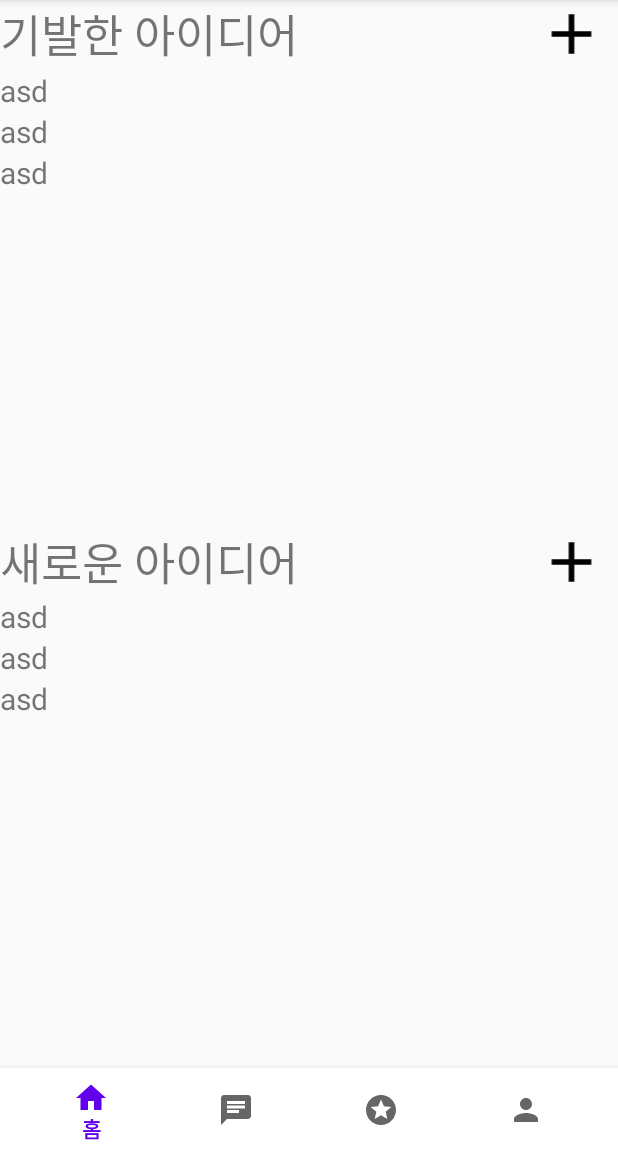
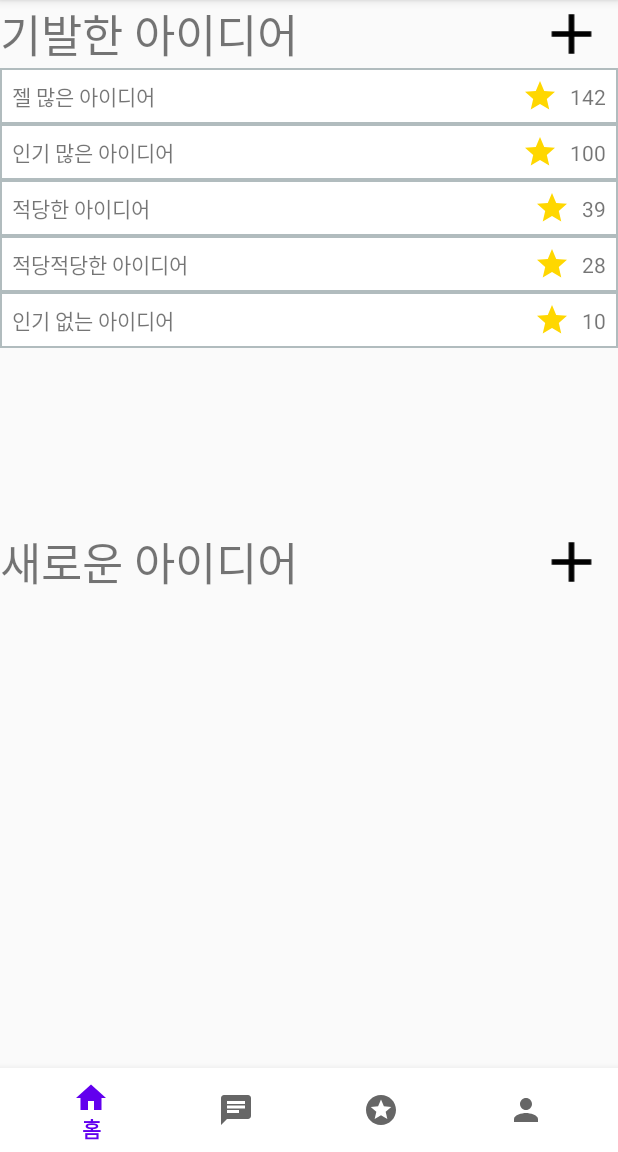
Before and after one commit to tmsgod2/IdeaBoard, an Android app: the screen it shows after launch (MainActivity), on a phone screen of 412 x 824 dp, the part 84-1236 px from its top. Run offline under Robolectric (Android 15) with nearby library versions, the phone set to English and light mode, and no system bars.

Commit message:
홈 인기많은 리사이클러뷰 추가

```diff
--- a/app/src/main/java/com/capstonewansook/ideaboard/HomeFragment.java
+++ b/app/src/main/java/com/capstonewansook/ideaboard/HomeFragment.java
@@ -2,11 +2,18 @@ package com.capstonewansook.ideaboard;
 
 import android.os.Bundle;
 import android.view.LayoutInflater;
+import android.view.MotionEvent;
 import android.view.View;
 import android.view.ViewGroup;
+import android.widget.TextView;
+import android.widget.Toast;
 
+import androidx.annotation.NonNull;
 import androidx.fragment.app.Fragment;
+import androidx.recyclerview.widget.LinearLayoutManager;
+import androidx.recyclerview.widget.RecyclerView;
 
+import java.util.ArrayList;
 
 
 public class HomeFragment extends Fragment {
@@ -14,7 +21,44 @@ public class HomeFragment extends Fragment {
     @Override
     public View onCreateView(LayoutInflater inflater, ViewGroup container,
                              Bundle savedInstanceState) {
-        // Inflate the layout for this fragment
-        return inflater.inflate(R.layout.fragment_home, container, false);
+        final ViewGroup rootView = (ViewGroup) inflater.inflate(R.layout.fragment_home, container, false);
+
+        ArrayList<HomeManystarRecyclerViewData> list = new ArrayList<>();
+
+        list.add(new HomeManystarRecyclerViewData("인기 많은 아이디어", 100));
+        list.add(new HomeManystarRecyclerViewData("젤 많은 아이디어", 142));
+        list.add(new HomeManystarRecyclerViewData("인기 없는 아이디어", 10));
+        list.add(new HomeManystarRecyclerViewData("적당한 아이디어", 39));
+        list.add(new HomeManystarRecyclerViewData("적당적당한 아이디어", 28));
+
+        RecyclerView manystarRecyclerView = rootView.findViewById(R.id.home_manystar_recyclerView);
+        manystarRecyclerView.setLayoutManager(new LinearLayoutManager(rootView.getContext()));
+
+        HomeManystarRecyclerViewAdapter manystarAdapter = new HomeManystarRecyclerViewAdapter(list);
+        manystarRecyclerView.setAdapter(manystarAdapter);
+
+        manystarRecyclerView.addOnItemTouchListener(new RecyclerView.OnItemTouchListener() {
+            @Override
+            public boolean onInterceptTouchEvent(@NonNull RecyclerView rv, @NonNull MotionEvent e) {
+                if(e.getAction() == MotionEvent.ACTION_DOWN){
+                    View child = rv.findChildViewUnder(e.getX(),e.getY());
+                    TextView name = (TextView)rv.getChildViewHolder(child).itemView.findViewById(R.id.home_re_manystar_title_textView);
+                    Toast.makeText(rootView.getContext(), "이름"+name.getText().toString(),Toast.LENGTH_SHORT).show();
+                }
+                return false;
+            }
+
+            @Override
+            public void onTouchEvent(@NonNull RecyclerView rv, @NonNull MotionEvent e) {
+
+            }
+
+            @Override
+            public void onRequestDisallowInterceptTouchEvent(boolean disallowIntercept) {
+
+            }
+        });
+
+        return rootView;
     }
 }
--- /dev/null
+++ b/app/src/main/java/com/capstonewansook/ideaboard/HomeManystarRecyclerViewAdapter.java
@@ -0,0 +1,60 @@
+package com.capstonewansook.ideaboard;
+
+import android.content.Context;
+import android.view.LayoutInflater;
+import android.view.View;
+import android.view.ViewGroup;
+import android.widget.TextView;
+
+import androidx.annotation.NonNull;
+import androidx.recyclerview.widget.RecyclerView;
+
+import java.util.ArrayList;
+import java.util.Collections;
+
+public class HomeManystarRecyclerViewAdapter extends RecyclerView.Adapter<HomeManystarRecyclerViewAdapter.ViewHolder> {
+    private ArrayList<HomeManystarRecyclerViewData> mData;
+
+    public class ViewHolder extends RecyclerView.ViewHolder{
+
+        TextView title,manystar;
+
+        public ViewHolder(@NonNull View itemView) {
+            super(itemView);
+
+            title = itemView.findViewById(R.id.home_re_manystar_title_textView);
+            manystar = itemView.findViewById(R.id.home_re_manystar_num_textView);
+        }
+    }
+
+    public HomeManystarRecyclerViewAdapter(ArrayList<HomeManystarRecyclerViewData> mData) {
+        this.mData = mData;
+        Collections.sort(mData);
+    }
+
+    @NonNull
+    @Override
+    public HomeManystarRecyclerViewAdapter.ViewHolder onCreateViewHolder(@NonNull ViewGroup parent, int viewType) {
+        Context context = parent.getContext();
+        LayoutInflater inflater = (LayoutInflater) context.getSystemService(Context.LAYOUT_INFLATER_SERVICE);
+        View view = inflater.inflate(R.layout.home_manystar_recyclerview,parent,false);
+        HomeManystarRecyclerViewAdapter.ViewHolder vh = new HomeManystarRecyclerViewAdapter.ViewHolder(view);
+        return vh;
+    }
+
+    @Override
+    public void onBindViewHolder(@NonNull HomeManystarRecyclerViewAdapter.ViewHolder holder, int position) {
+
+        String title = mData.get(position).getTitle();
+        int stars = mData.get(position).getStars();
+
+        holder.title.setText(title);
+        holder.manystar.setText(String.valueOf(stars));
+
+    }
+
+    @Override
+    public int getItemCount() {
+        return mData.size();
+    }
+}
--- /dev/null
+++ b/app/src/main/java/com/capstonewansook/ideaboard/HomeManystarRecyclerViewData.java
@@ -0,0 +1,32 @@
+package com.capstonewansook.ideaboard;
+
+public class HomeManystarRecyclerViewData implements Comparable<HomeManystarRecyclerViewData> {
+    private String title;
+    private int stars;
+
+    public HomeManystarRecyclerViewData(String title, int stars) {
+        this.title = title;
+        this.stars = stars;
+    }
+
+    public String getTitle() {
+        return title;
+    }
+
+    public void setTitle(String title) {
+        this.title = title;
+    }
+
+    public int getStars() {
+        return stars;
+    }
+
+    public void setStars(int stars) {
+        this.stars = stars;
+    }
+
+    @Override
+    public int compareTo(HomeManystarRecyclerViewData homeManystarRecyclerViewData) {
+        return homeManystarRecyclerViewData.stars - this.stars;
+    }
+}
--- /dev/null
+++ b/app/src/main/res/drawable/home_recyclerview_layout.xml
@@ -0,0 +1,8 @@
+<?xml version="1.0" encoding="utf-8"?>
+<shape xmlns:android="http://schemas.android.com/apk/res/android">
+
+    <solid android:color="#FFFFFF"/>
+    <stroke android:width="1dp"
+        android:color="#B1BCBE"/>
+
+</shape>
--- a/app/src/main/res/layout/fragment_chat.xml
+++ b/app/src/main/res/layout/fragment_chat.xml
@@ -12,7 +12,7 @@
 
 
         <TextView
-            android:id="@+id/textView2"
+            android:id="@+id/home_manystar_title"
             android:layout_width="match_parent"
             android:layout_height="wrap_content"
             android:text="채팅"
@@ -29,7 +29,7 @@
             app:layout_constraintBottom_toBottomOf="parent"
             app:layout_constraintEnd_toEndOf="parent"
             app:layout_constraintStart_toStartOf="parent"
-            app:layout_constraintTop_toBottomOf="@+id/textView2">
+            app:layout_constraintTop_toBottomOf="@+id/home_manystar_title">
 
             <TextView
                 android:layout_width="match_parent"
--- a/app/src/main/res/layout/fragment_home.xml
+++ b/app/src/main/res/layout/fragment_home.xml
@@ -11,55 +11,29 @@
         android:layout_height="match_parent">
 
         <TextView
-            android:id="@+id/textView2"
+            android:id="@+id/home_manystar_title"
             android:layout_width="0dp"
             android:layout_height="wrap_content"
             android:text="기발한 아이디어"
             android:textSize="30sp"
+            app:layout_constraintEnd_toStartOf="@+id/guideline3"
             app:layout_constraintHorizontal_bias="0.0"
-            app:layout_constraintEnd_toStartOf="@+id/guideline3"
             app:layout_constraintStart_toStartOf="parent"
             app:layout_constraintTop_toTopOf="parent" />
 
         <ImageView
-            android:id="@+id/imageView"
+            android:id="@+id/home_manystar_plus_imageView"
             android:layout_width="0dp"
             android:layout_height="0dp"
             android:src="@drawable/ic_add_black"
-            app:layout_constraintBottom_toBottomOf="@+id/textView2"
+            app:layout_constraintBottom_toBottomOf="@+id/home_manystar_title"
             app:layout_constraintEnd_toEndOf="parent"
-            app:layout_constraintStart_toEndOf="@+id/textView2"
+            app:layout_constraintStart_toEndOf="@+id/home_manystar_title"
             app:layout_constraintTop_toTopOf="parent"
             app:layout_constraintVertical_bias="1.0" />
 
-        <LinearLayout
-            android:layout_width="0dp"
-            android:layout_height="0dp"
-            android:layout_marginTop="1dp"
-            android:orientation="vertical"
-            app:layout_constraintBottom_toTopOf="@+id/guideline"
-            app:layout_constraintEnd_toEndOf="parent"
-            app:layout_constraintStart_toStartOf="parent"
-            app:layout_constraintTop_toBottomOf="@+id/textView2">
-            <TextView
-                android:layout_width="match_parent"
-                android:layout_height="wrap_content"
-                android:textSize="20sp"
-                android:text="asd"/>
-            <TextView
-                android:layout_width="match_parent"
-                android:layout_height="wrap_content"
-                android:textSize="20sp"
-                android:text="asd"/>
-            <TextView
-                android:layout_width="match_parent"
-                android:layout_height="wrap_content"
-                android:textSize="20sp"
-                android:text="asd"/>
-        </LinearLayout>
-
         <TextView
-            android:id="@+id/textView3"
+            android:id="@+id/home_newidea_title_textView"
             android:layout_width="0dp"
             android:layout_height="wrap_content"
             android:text="새로운 아이디어"
@@ -70,44 +44,14 @@
             app:layout_constraintTop_toTopOf="@+id/guideline" />
 
         <ImageView
-            android:id="@+id/imageView2"
+            android:id="@+id/home_newidea_plus_image"
             android:layout_width="0dp"
             android:layout_height="0dp"
             android:src="@drawable/ic_add_black"
-            app:layout_constraintBottom_toTopOf="@+id/linearLayout"
+            app:layout_constraintBottom_toBottomOf="@+id/home_newidea_title_textView"
             app:layout_constraintEnd_toEndOf="parent"
-            app:layout_constraintStart_toEndOf="@+id/textView3"
-            app:layout_constraintTop_toTopOf="@+id/guideline"
-            app:layout_constraintVertical_bias="1.0" />
-
-        <LinearLayout
-            android:id="@+id/linearLayout"
-            android:layout_width="0dp"
-            android:layout_height="0dp"
-            android:orientation="vertical"
-            app:layout_constraintBottom_toBottomOf="parent"
-            app:layout_constraintEnd_toEndOf="parent"
-            app:layout_constraintStart_toStartOf="parent"
-            app:layout_constraintTop_toBottomOf="@+id/textView3">
-
-            <TextView
-                android:layout_width="match_parent"
-                android:layout_height="wrap_content"
-                android:textSize="20sp"
-                android:text="asd" />
-
-            <TextView
-                android:layout_width="match_parent"
-                android:layout_height="wrap_content"
-                android:textSize="20sp"
-                android:text="asd" />
-
-            <TextView
-                android:layout_width="match_parent"
-                android:layout_height="wrap_content"
-                android:textSize="20sp"
-                android:text="asd" />
-        </LinearLayout>
+            app:layout_constraintStart_toEndOf="@+id/home_newidea_title_textView"
+            app:layout_constraintTop_toTopOf="@+id/guideline" />
 
         <androidx.constraintlayout.widget.Guideline
             android:id="@+id/guideline"
@@ -125,6 +69,24 @@
             android:orientation="vertical"
             app:layout_constraintGuide_percent="0.85" />
 
+        <androidx.recyclerview.widget.RecyclerView
+            android:id="@+id/home_manystar_recyclerView"
+            android:layout_width="0dp"
+            android:layout_height="0dp"
+            app:layout_constraintBottom_toTopOf="@+id/home_newidea_title_textView"
+            app:layout_constraintEnd_toEndOf="parent"
+            app:layout_constraintStart_toStartOf="parent"
+            app:layout_constraintTop_toBottomOf="@+id/home_manystar_title" />
+
+        <androidx.recyclerview.widget.RecyclerView
+            android:id="@+id/home_newidea_recyclerView"
+            android:layout_width="0dp"
+            android:layout_height="0dp"
+            app:layout_constraintBottom_toBottomOf="parent"
+            app:layout_constraintEnd_toEndOf="parent"
+            app:layout_constraintStart_toStartOf="parent"
+            app:layout_constraintTop_toBottomOf="@+id/home_newidea_title_textView" />
+
 
     </androidx.constraintlayout.widget.ConstraintLayout>
 </FrameLayout>
--- /dev/null
+++ b/app/src/main/res/layout/home_manystar_recyclerview.xml
@@ -0,0 +1,42 @@
+<?xml version="1.0" encoding="utf-8"?>
+<androidx.constraintlayout.widget.ConstraintLayout xmlns:android="http://schemas.android.com/apk/res/android"
+    xmlns:app="http://schemas.android.com/apk/res-auto"
+    xmlns:tools="http://schemas.android.com/tools"
+    android:layout_width="match_parent"
+    android:layout_height="wrap_content"
+    android:background="@drawable/home_recyclerview_layout">
+
+    <TextView
+        android:id="@+id/home_re_manystar_title_textView"
+        android:layout_width="wrap_content"
+        android:layout_height="wrap_content"
+        android:layout_marginStart="8dp"
+        android:layout_marginTop="8dp"
+        android:layout_marginBottom="8dp"
+        android:text="제목"
+        app:layout_constraintBottom_toBottomOf="parent"
+        app:layout_constraintStart_toStartOf="parent"
+        app:layout_constraintTop_toTopOf="parent" />
+
+    <TextView
+        android:id="@+id/home_re_manystar_num_textView"
+        android:layout_width="wrap_content"
+        android:layout_height="wrap_content"
+        android:layout_marginTop="8dp"
+        android:layout_marginEnd="8dp"
+        android:layout_marginBottom="8dp"
+        android:text="0"
+        app:layout_constraintBottom_toBottomOf="parent"
+        app:layout_constraintEnd_toEndOf="parent"
+        app:layout_constraintTop_toTopOf="parent" />
+
+    <ImageView
+        android:id="@+id/home_re_manystar_star_imageView"
+        android:layout_width="wrap_content"
+        android:layout_height="wrap_content"
+        android:layout_marginEnd="8dp"
+        app:layout_constraintBottom_toBottomOf="parent"
+        app:layout_constraintEnd_toStartOf="@+id/home_re_manystar_num_textView"
+        app:layout_constraintTop_toTopOf="parent"
+        app:srcCompat="@drawable/ic_star_gold_24dp" />
+</androidx.constraintlayout.widget.ConstraintLayout>
```
